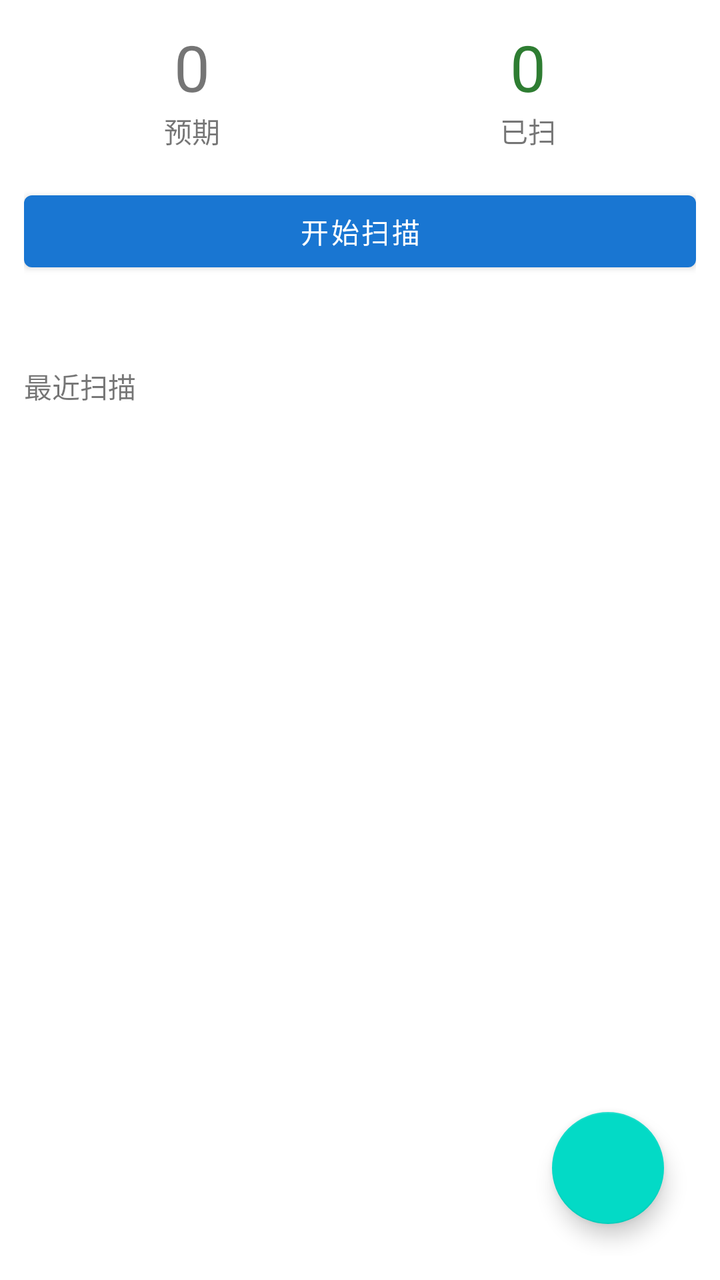
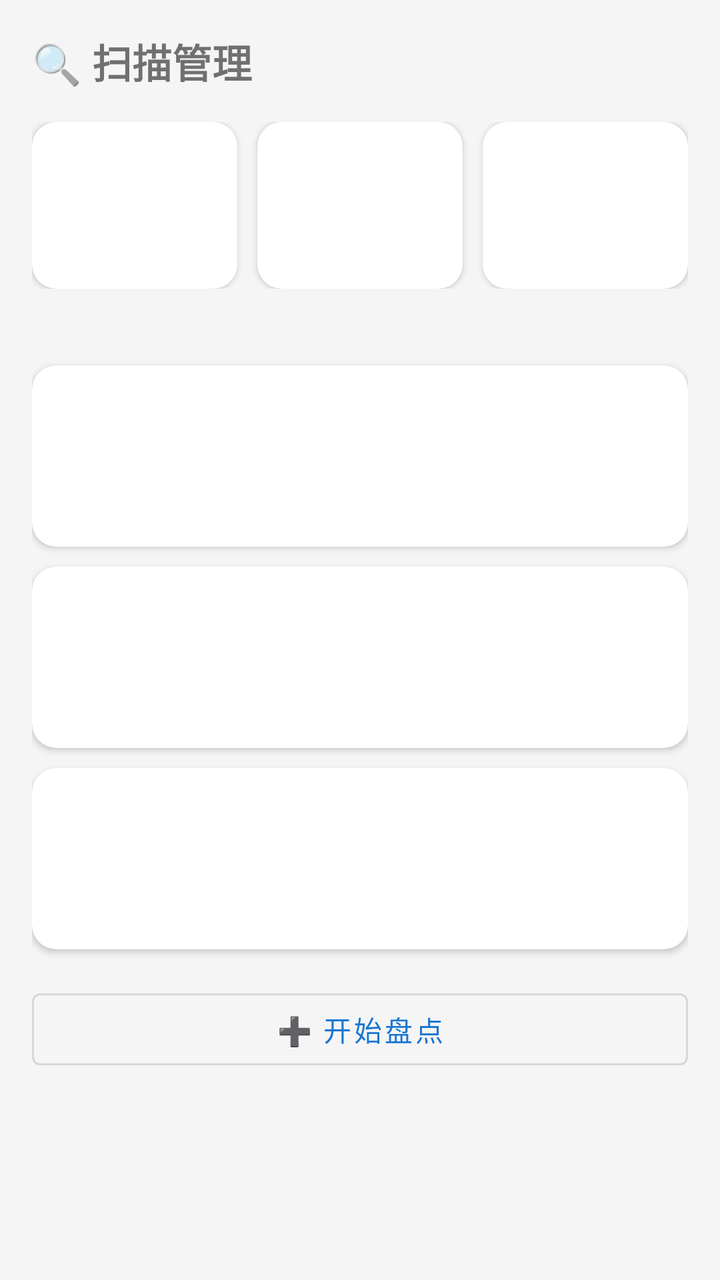

Before-and-after screenshots of an Android layout around one commit, followed by the original layout XML and the change that was made.
<!-- AndroidManifest.xml: application theme Theme.HuaxiaInventory -->
<!-- res/layout/fragment_scan.xml -->
<?xml version="1.0" encoding="utf-8"?>
<androidx.constraintlayout.widget.ConstraintLayout
    xmlns:android="http://schemas.android.com/apk/res/android"
    xmlns:app="http://schemas.android.com/apk/res-auto"
    android:layout_width="match_parent"
    android:layout_height="match_parent"
    android:padding="@dimen/cardMargin">

    <LinearLayout
        android:id="@+id/statsRow"
        android:layout_width="0dp"
        android:layout_height="wrap_content"
        android:orientation="horizontal"
        app:layout_constraintTop_toTopOf="parent"
        app:layout_constraintStart_toStartOf="parent"
        app:layout_constraintEnd_toEndOf="parent">

        <LinearLayout android:layout_width="0dp" android:layout_weight="1" android:layout_height="wrap_content"
            android:orientation="vertical" android:gravity="center">
            <TextView android:id="@+id/expectedTv"
                android:layout_width="wrap_content" android:layout_height="wrap_content"
                android:textSize="32sp" android:text="0" />
            <TextView android:layout_width="wrap_content" android:layout_height="wrap_content"
                android:text="@string/scan_stats_expected" />
        </LinearLayout>
        <LinearLayout android:layout_width="0dp" android:layout_weight="1" android:layout_height="wrap_content"
            android:orientation="vertical" android:gravity="center">
            <TextView android:id="@+id/scannedTv"
                android:layout_width="wrap_content" android:layout_height="wrap_content"
                android:textSize="32sp" android:text="0" android:textColor="@color/statusFound" />
            <TextView android:layout_width="wrap_content" android:layout_height="wrap_content"
                android:text="@string/scan_stats_scanned" />
        </LinearLayout>
    </LinearLayout>

    <com.google.android.material.button.MaterialButton
        android:id="@+id/scanBtn"
        android:layout_width="0dp"
        android:layout_height="wrap_content"
        android:layout_marginTop="16dp"
        android:text="@string/scan_start"
        app:layout_constraintTop_toBottomOf="@id/statsRow"
        app:layout_constraintStart_toStartOf="parent"
        app:layout_constraintEnd_toEndOf="parent" />

    <TextView
        android:id="@+id/deviceStatusTv"
        android:layout_width="wrap_content"
        android:layout_height="wrap_content"
        android:layout_marginTop="8dp"
        app:layout_constraintTop_toBottomOf="@id/scanBtn"
        app:layout_constraintStart_toStartOf="parent" />

    <TextView
        android:id="@+id/recentHeaderTv"
        android:layout_width="wrap_content"
        android:layout_height="wrap_content"
        android:layout_marginTop="16dp"
        android:text="@string/scan_recent"
        app:layout_constraintTop_toBottomOf="@id/deviceStatusTv"
        app:layout_constraintStart_toStartOf="parent" />

    <androidx.recyclerview.widget.RecyclerView
        android:id="@+id/recentRv"
        android:layout_width="0dp"
        android:layout_height="0dp"
        android:layout_marginTop="8dp"
        app:layout_constraintTop_toBottomOf="@id/recentHeaderTv"
        app:layout_constraintStart_toStartOf="parent"
        app:layout_constraintEnd_toEndOf="parent"
        app:layout_constraintBottom_toTopOf="@id/viewResultFab" />

    <com.google.android.material.floatingactionbutton.FloatingActionButton
        android:id="@+id/viewResultFab"
        android:layout_width="wrap_content"
        android:layout_height="wrap_content"
        android:layout_margin="16dp"
        android:contentDescription="@string/scan_view_result"
        app:layout_constraintEnd_toEndOf="parent"
        app:layout_constraintBottom_toBottomOf="parent" />
</androidx.constraintlayout.widget.ConstraintLayout>
<!-- resources referenced by this layout -->
<resources>
  <color name="statusFound">#2E7D32</color>
  <dimen name="cardMargin">12dp</dimen>
  <string name="scan_recent">最近扫描</string>
  <string name="scan_start">开始扫描</string>
  <string name="scan_stats_expected">预期</string>
  <string name="scan_stats_scanned">已扫</string>
  <string name="scan_view_result">查看结果</string>
  <style name="Theme.HuaxiaInventory" parent="Theme.MaterialComponents.DayNight.NoActionBar">
          <item name="colorPrimary">@color/colorPrimary</item>
          <item name="colorPrimaryDark">@color/colorPrimaryDark</item>
          <item name="colorAccent">@color/colorAccent</item>
          <item name="colorOnPrimary">@android:color/white</item>
          <item name="android:statusBarColor">@color/colorPrimary</item>
          <item name="android:windowLightStatusBar">false</item>
          <item name="toolbarStyle">@style/Huaxia.Toolbar</item>
      </style>
  <color name="colorPrimary">#1976D2</color>
  <color name="colorPrimaryDark">#0D47A1</color>
  <color name="colorAccent">#FF9800</color>
  <style name="Huaxia.Toolbar" parent="Widget.MaterialComponents.Toolbar.Primary">
          <item name="android:background">@color/colorPrimary</item>
          <item name="titleTextColor">@android:color/white</item>
          <item name="subtitleTextColor">@android:color/white</item>
          <item name="android:elevation">4dp</item>
      </style>
</resources>

<!-- the commit's change to res/layout/fragment_scan.xml (unified diff, before → after) -->
@@ -1,81 +1,176 @@
 <?xml version="1.0" encoding="utf-8"?>
-<androidx.constraintlayout.widget.ConstraintLayout
+<ScrollView
     xmlns:android="http://schemas.android.com/apk/res/android"
     xmlns:app="http://schemas.android.com/apk/res-auto"
     android:layout_width="match_parent"
     android:layout_height="match_parent"
-    android:padding="@dimen/cardMargin">
+    android:background="@color/bgSurface">
 
     <LinearLayout
-        android:id="@+id/statsRow"
-        android:layout_width="0dp"
+        android:layout_width="match_parent"
         android:layout_height="wrap_content"
-        android:orientation="horizontal"
-        app:layout_constraintTop_toTopOf="parent"
-        app:layout_constraintStart_toStartOf="parent"
-        app:layout_constraintEnd_toEndOf="parent">
+        android:orientation="vertical"
+        android:padding="@dimen/cardPadding">
 
-        <LinearLayout android:layout_width="0dp" android:layout_weight="1" android:layout_height="wrap_content"
-            android:orientation="vertical" android:gravity="center">
-            <TextView android:id="@+id/expectedTv"
-                android:layout_width="wrap_content" android:layout_height="wrap_content"
-                android:textSize="32sp" android:text="0" />
-            <TextView android:layout_width="wrap_content" android:layout_height="wrap_content"
-                android:text="@string/scan_stats_expected" />
+        <TextView
+            android:layout_width="wrap_content"
+            android:layout_height="wrap_content"
+            android:layout_marginBottom="16dp"
+            android:text="@string/scan_title"
+            android:textSize="@dimen/textSizeTitle"
+            android:textStyle="bold" />
+
+        <LinearLayout
+            android:layout_width="match_parent"
+            android:layout_height="wrap_content"
+            android:orientation="horizontal">
+
+            <include
+                android:id="@+id/inStockStat"
+                layout="@layout/view_stat_card"
+                android:layout_width="0dp"
+                android:layout_height="wrap_content"
+                android:layout_weight="1"
+                android:layout_marginEnd="5dp" />
+
+            <include
+                android:id="@+id/scannedStat"
+                layout="@layout/view_stat_card"
+                android:layout_width="0dp"
+                android:layout_height="wrap_content"
+                android:layout_weight="1"
+                android:layout_marginStart="5dp"
+                android:layout_marginEnd="5dp" />
+
+            <include
+                android:id="@+id/anomalyStat"
+                layout="@layout/view_stat_card"
+                android:layout_width="0dp"
+                android:layout_height="wrap_content"
+                android:layout_weight="1"
+                android:layout_marginStart="5dp" />
         </LinearLayout>
-        <LinearLayout android:layout_width="0dp" android:layout_weight="1" android:layout_height="wrap_content"
-            android:orientation="vertical" android:gravity="center">
-            <TextView android:id="@+id/scannedTv"
-                android:layout_width="wrap_content" android:layout_height="wrap_content"
-                android:textSize="32sp" android:text="0" android:textColor="@color/statusFound" />
-            <TextView android:layout_width="wrap_content" android:layout_height="wrap_content"
-                android:text="@string/scan_stats_scanned" />
-        </LinearLayout>
+
+        <TextView
+            android:id="@+id/deviceStatusTv"
+            android:layout_width="wrap_content"
+            android:layout_height="wrap_content"
+            android:layout_marginTop="12dp"
+            android:textSize="@dimen/textSizeLabel"
+            android:textColor="#888888" />
+
+        <include
+            android:id="@+id/inStockCard"
+            layout="@layout/view_info_card" />
+
+        <include
+            android:id="@+id/checkedCard"
+            layout="@layout/view_info_card" />
+
+        <include
+            android:id="@+id/recentResultCard"
+            layout="@layout/view_info_card" />
+
+        <com.google.android.material.button.MaterialButton
+            android:id="@+id/scanBtn"
+            style="@style/Widget.MaterialComponents.Button.OutlinedButton"
+            android:layout_width="match_parent"
+            android:layout_height="wrap_content"
+            android:layout_marginTop="16dp"
+            android:text="@string/scan_start_inventory" />
     </LinearLayout>
+</ScrollView>
+<!-- res/layout/view_stat_card.xml (included above) -->
+<?xml version="1.0" encoding="utf-8"?>
+<androidx.cardview.widget.CardView
+    xmlns:android="http://schemas.android.com/apk/res/android"
+    xmlns:app="http://schemas.android.com/apk/res-auto"
+    android:layout_width="match_parent"
+    android:layout_height="wrap_content"
+    app:cardCornerRadius="@dimen/cardCornerRadius"
+    app:cardElevation="@dimen/cardElevation"
+    app:cardBackgroundColor="@color/cardCorner"
+    android:clickable="true"
+    android:focusable="true"
+    android:foreground="?attr/selectableItemBackground">
 
-    <com.google.android.material.button.MaterialButton
-        android:id="@+id/scanBtn"
-        android:layout_width="0dp"
+    <LinearLayout
+        android:layout_width="match_parent"
         android:layout_height="wrap_content"
-        android:layout_marginTop="16dp"
-        android:text="@string/scan_start"
-        app:layout_constraintTop_toBottomOf="@id/statsRow"
-        app:layout_constraintStart_toStartOf="parent"
-        app:layout_constraintEnd_toEndOf="parent" />
+        android:orientation="vertical"
+        android:padding="14dp"
+        android:gravity="center">
 
-    <TextView
-        android:id="@+id/deviceStatusTv"
-        android:layout_width="wrap_content"
+        <TextView
+            android:id="@+id/statLabelTv"
+            android:layout_width="wrap_content"
+            android:layout_height="wrap_content"
+            style="@style/Huaxia.StatLabel" />
+
+        <TextView
+            android:id="@+id/statNumberTv"
+            android:layout_width="wrap_content"
+            android:layout_height="wrap_content"
+            android:layout_marginTop="4dp"
+            style="@style/Huaxia.StatNumber" />
+
+        <TextView
+            android:id="@+id/statSubTv"
+            android:layout_width="wrap_content"
+            android:layout_height="wrap_content"
+            android:layout_marginTop="2dp"
+            android:visibility="gone"
+            style="@style/Huaxia.StatSub" />
+    </LinearLayout>
+</androidx.cardview.widget.CardView>
+<!-- res/layout/view_info_card.xml (included above) -->
+<?xml version="1.0" encoding="utf-8"?>
+<androidx.cardview.widget.CardView
+    xmlns:android="http://schemas.android.com/apk/res/android"
+    xmlns:app="http://schemas.android.com/apk/res-auto"
+    android:layout_width="match_parent"
+    android:layout_height="wrap_content"
+    android:layout_marginTop="10dp"
+    app:cardCornerRadius="@dimen/cardCornerRadius"
+    app:cardElevation="@dimen/cardElevation"
+    app:cardBackgroundColor="@color/cardCorner">
+
+    <LinearLayout
+        android:layout_width="match_parent"
         android:layout_height="wrap_content"
-        android:layout_marginTop="8dp"
-        app:layout_constraintTop_toBottomOf="@id/scanBtn"
-        app:layout_constraintStart_toStartOf="parent" />
+        android:orientation="vertical"
+        android:padding="@dimen/cardPadding">
 
-    <TextView
-        android:id="@+id/recentHeaderTv"
-        android:layout_width="wrap_content"
-        android:layout_height="wrap_content"
-        android:layout_marginTop="16dp"
-        android:text="@string/scan_recent"
-        app:layout_constraintTop_toBottomOf="@id/deviceStatusTv"
-        app:layout_constraintStart_toStartOf="parent" />
+        <TextView
+            android:id="@+id/infoTitleTv"
+            android:layout_width="wrap_content"
+            android:layout_height="wrap_content"
+            android:textSize="16sp"
+            android:textStyle="bold" />
 
-    <androidx.recyclerview.widget.RecyclerView
-        android:id="@+id/recentRv"
-        android:layout_width="0dp"
-        android:layout_height="0dp"
-        android:layout_marginTop="8dp"
-        app:layout_constraintTop_toBottomOf="@id/recentHeaderTv"
-        app:layout_constraintStart_toStartOf="parent"
-        app:layout_constraintEnd_toEndOf="parent"
-        app:layout_constraintBottom_toTopOf="@id/viewResultFab" />
+        <TextView
+            android:id="@+id/infoDescTv"
+            android:layout_width="match_parent"
+            android:layout_height="wrap_content"
+            android:layout_marginTop="8dp"
+            android:textSize="@dimen/textSizeBody"
+            android:textColor="#666666"
+            android:lineSpacingExtra="2dp" />
 
-    <com.google.android.material.floatingactionbutton.FloatingActionButton
-        android:id="@+id/viewResultFab"
-        android:layout_width="wrap_content"
-        android:layout_height="wrap_content"
-        android:layout_margin="16dp"
-        android:contentDescription="@string/scan_view_result"
-        app:layout_constraintEnd_toEndOf="parent"
-        app:layout_constraintBottom_toBottomOf="parent" />
-</androidx.constraintlayout.widget.ConstraintLayout>
+        <TextView
+            android:id="@+id/infoSubTv"
+            android:layout_width="wrap_content"
+            android:layout_height="wrap_content"
+            android:layout_marginTop="8dp"
+            android:textSize="13sp"
+            android:textColor="@color/colorPrimary"
+            android:visibility="gone" />
+
+        <LinearLayout
+            android:id="@+id/infoTagsContainer"
+            android:layout_width="match_parent"
+            android:layout_height="wrap_content"
+            android:orientation="horizontal"
+            android:layout_marginTop="10dp" />
+    </LinearLayout>
+</androidx.cardview.widget.CardView>
<!-- resource entries referenced after the edit -->
@@ -1,12 +1,7 @@
 <!-- resources referenced by this layout -->
 <resources>
-  <color name="statusFound">#2E7D32</color>
-  <dimen name="cardMargin">12dp</dimen>
-  <string name="scan_recent">最近扫描</string>
-  <string name="scan_start">开始扫描</string>
-  <string name="scan_stats_expected">预期</string>
-  <string name="scan_stats_scanned">已扫</string>
-  <string name="scan_view_result">查看结果</string>
+  <color name="bgSurface">#F5F5F5</color>
+  <color name="cardCorner">#FFFFFF</color>
   <style name="Theme.HuaxiaInventory" parent="Theme.MaterialComponents.DayNight.NoActionBar">
           <item name="colorPrimary">@color/colorPrimary</item>
           <item name="colorPrimaryDark">@color/colorPrimaryDark</item>
@@ -16,7 +11,31 @@
           <item name="android:windowLightStatusBar">false</item>
           <item name="toolbarStyle">@style/Huaxia.Toolbar</item>
       </style>
+  <dimen name="statNumberSize">26sp</dimen>
   <color name="colorPrimary">#1976D2</color>
+  <dimen name="cardCornerRadius">12dp</dimen>
+  <dimen name="cardElevation">2dp</dimen>
+  <dimen name="cardPadding">16dp</dimen>
+  <dimen name="textSizeBody">14sp</dimen>
+  <dimen name="textSizeLabel">12sp</dimen>
+  <dimen name="textSizeTitle">20sp</dimen>
+  <string name="scan_start_inventory">➕ 开始盘点</string>
+  <string name="scan_title">🔍 扫描管理</string>
+  <style name="Huaxia.StatLabel">
+          <item name="android:textSize">@dimen/textSizeLabel</item>
+          <item name="android:textColor">#888888</item>
+          <item name="android:gravity">center</item>
+      </style>
+  <style name="Huaxia.StatNumber">
+          <item name="android:textSize">@dimen/statNumberSize</item>
+          <item name="android:textStyle">bold</item>
+          <item name="android:gravity">center</item>
+      </style>
+  <style name="Huaxia.StatSub">
+          <item name="android:textSize">11sp</item>
+          <item name="android:textColor">#AAAAAA</item>
+          <item name="android:gravity">center</item>
+      </style>
   <color name="colorPrimaryDark">#0D47A1</color>
   <color name="colorAccent">#FF9800</color>
   <style name="Huaxia.Toolbar" parent="Widget.MaterialComponents.Toolbar.Primary">
